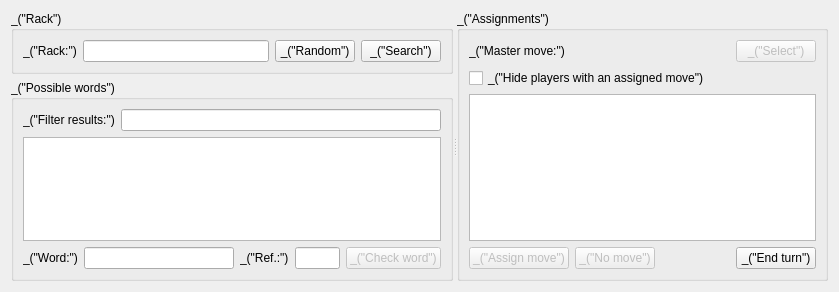
This is qt/ui/arbitration_widget.ui in cjlano/eliot as Qt 5 draws it before an edit. The edited form follows.
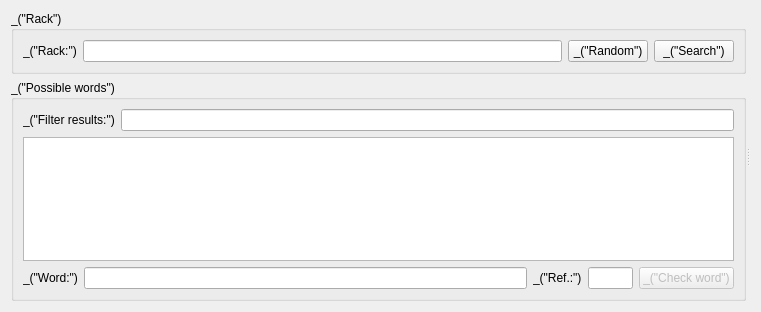
This is the edited form. Custom widgets are drawn as their Qt base class.

Commit message: Split the ArbitrationWidget class into 2 classes, to keep the code manageable

What changed in the file:
```diff
--- a/qt/ui/arbitration_widget.ui
+++ b/qt/ui/arbitration_widget.ui
@@ -6,8 +6,8 @@
    <rect>
     <x>0</x>
     <y>0</y>
-    <width>839</width>
-    <height>292</height>
+    <width>761</width>
+    <height>312</height>
    </rect>
   </property>
   <layout class="QVBoxLayout" name="verticalLayout_7">
@@ -35,7 +35,7 @@
            <widget class="QLineEdit" name="lineEditRack">
             <property name="minimumSize">
              <size>
-              <width>80</width>
+              <width>90</width>
               <height>0</height>
              </size>
             </property>
@@ -157,146 +157,12 @@
       </layout>
      </widget>
      <widget class="QWidget" name="verticalLayoutWidget">
-      <layout class="QVBoxLayout" name="verticalLayout_4">
-       <item>
-        <widget class="QGroupBox" name="groupBox">
-         <property name="title">
-          <string>_(&quot;Assignments&quot;)</string>
-         </property>
-         <layout class="QVBoxLayout" name="verticalLayout">
-          <item>
-           <layout class="QHBoxLayout" name="horizontalLayout_5">
-            <item>
-             <widget class="QLabel" name="label_5">
-              <property name="text">
-               <string>_(&quot;Master move:&quot;)</string>
-              </property>
-             </widget>
-            </item>
-            <item>
-             <widget class="ClickableLabel" name="labelMasterMove">
-              <property name="sizePolicy">
-               <sizepolicy hsizetype="Expanding" vsizetype="Preferred">
-                <horstretch>0</horstretch>
-                <verstretch>0</verstretch>
-               </sizepolicy>
-              </property>
-              <property name="text">
-               <string/>
-              </property>
-             </widget>
-            </item>
-            <item>
-             <widget class="QPushButton" name="buttonSelectMaster">
-              <property name="enabled">
-               <bool>false</bool>
-              </property>
-              <property name="text">
-               <string>_(&quot;Select&quot;)</string>
-              </property>
-             </widget>
-            </item>
-           </layout>
-          </item>
-          <item>
-           <widget class="QCheckBox" name="checkBoxHideAssigned">
-            <property name="text">
-             <string>_(&quot;Hide players with an assigned move&quot;)</string>
-            </property>
-           </widget>
-          </item>
-          <item>
-           <widget class="QTreeView" name="treeViewPlayers">
-            <property name="editTriggers">
-             <set>QAbstractItemView::NoEditTriggers</set>
-            </property>
-            <property name="alternatingRowColors">
-             <bool>true</bool>
-            </property>
-            <property name="selectionMode">
-             <enum>QAbstractItemView::ExtendedSelection</enum>
-            </property>
-            <property name="indentation">
-             <number>0</number>
-            </property>
-            <property name="rootIsDecorated">
-             <bool>true</bool>
-            </property>
-            <property name="sortingEnabled">
-             <bool>true</bool>
-            </property>
-           </widget>
-          </item>
-          <item>
-           <layout class="QVBoxLayout" name="verticalLayout_3">
-            <item>
-             <layout class="QHBoxLayout" name="horizontalLayout">
-              <item>
-               <widget class="QPushButton" name="buttonAssign">
-                <property name="enabled">
-                 <bool>false</bool>
-                </property>
-                <property name="text">
-                 <string>_(&quot;Assign move&quot;)</string>
-                </property>
-               </widget>
-              </item>
-              <item>
-               <widget class="QPushButton" name="buttonNoMove">
-                <property name="enabled">
-                 <bool>false</bool>
-                </property>
-                <property name="toolTip">
-                 <string>_(&quot;Indicate that the selected player(s) did not play&quot;)</string>
-                </property>
-                <property name="text">
-                 <string>_(&quot;No move&quot;)</string>
-                </property>
-               </widget>
-              </item>
-              <item>
-               <spacer name="horizontalSpacer_3">
-                <property name="orientation">
-                 <enum>Qt::Horizontal</enum>
-                </property>
-                <property name="sizeHint" stdset="0">
-                 <size>
-                  <width>40</width>
-                  <height>20</height>
-                 </size>
-                </property>
-               </spacer>
-              </item>
-              <item>
-               <widget class="QPushButton" name="buttonEndTurn">
-                <property name="toolTip">
-                 <string>_(&quot;Validate the current turn and start a new one&quot;)</string>
-                </property>
-                <property name="text">
-                 <string>_(&quot;End turn&quot;)</string>
-                </property>
-               </widget>
-              </item>
-             </layout>
-            </item>
-           </layout>
-          </item>
-         </layout>
-        </widget>
-       </item>
-      </layout>
+      <layout class="QVBoxLayout" name="layoutAssignments"/>
      </widget>
     </widget>
    </item>
   </layout>
  </widget>
- <customwidgets>
-  <customwidget>
-   <class>ClickableLabel</class>
-   <extends>QLabel</extends>
-   <header location="global">misc_helpers.h</header>
-  </customwidget>
- </customwidgets>
  <tabstops>
   <tabstop>lineEditRack</tabstop>
   <tabstop>buttonRandom</tabstop>
```
Left out of the diff: 6 changed lines with no effect on the pictures. The commit also changes 6 other files.
